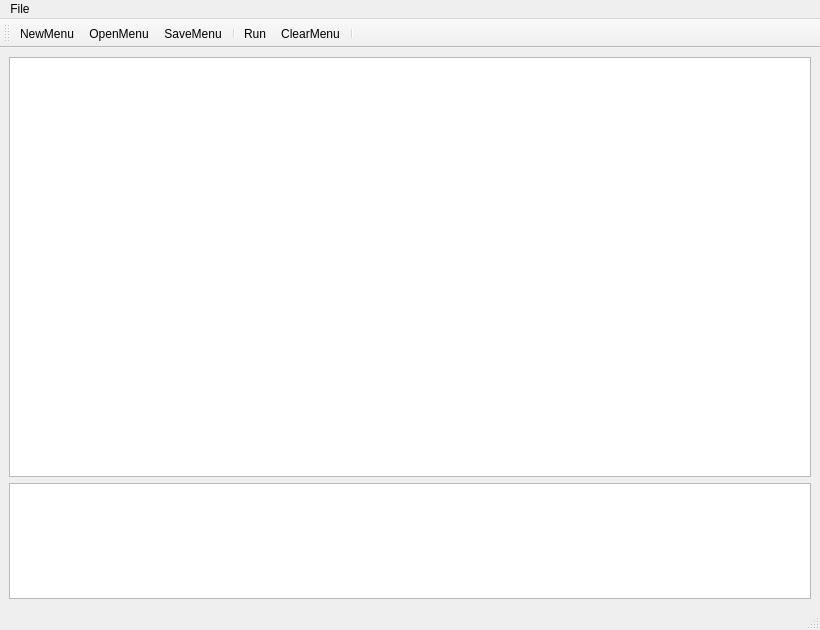
Qt form mainwindow.ui (NetworkShark/StormworksLuaEditor) before a commit.
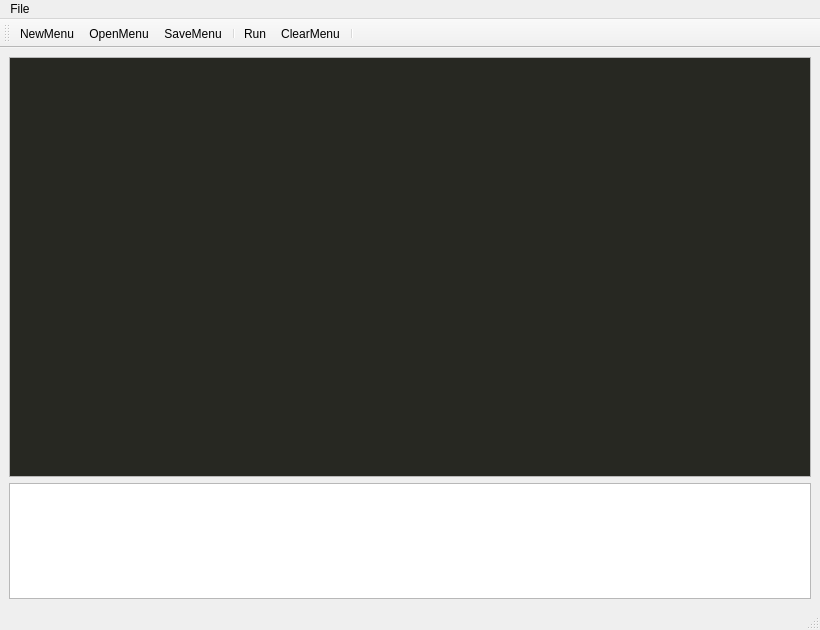
The same form after that commit. Icons and pictures are not drawn.

Commit message: Versione 0.1.1 - aggiunta la colorazione delle parole chiave lua std

Diff of the .ui file:
```diff
--- a/mainwindow.ui
+++ b/mainwindow.ui
@@ -23,6 +23,100 @@
         <height>420</height>
        </size>
       </property>
+      <property name="palette">
+       <palette>
+        <active>
+         <colorrole role="Text">
+          <brush brushstyle="SolidPattern">
+           <color alpha="255">
+            <red>248</red>
+            <green>248</green>
+            <blue>242</blue>
+           </color>
+          </brush>
+         </colorrole>
+         <colorrole role="Base">
+          <brush brushstyle="SolidPattern">
+           <color alpha="255">
+            <red>39</red>
+            <green>40</green>
+            <blue>34</blue>
+           </color>
+          </brush>
+         </colorrole>
+         <colorrole role="PlaceholderText">
+          <brush brushstyle="SolidPattern">
+           <color alpha="128">
+            <red>248</red>
+            <green>248</green>
+            <blue>242</blue>
+           </color>
+          </brush>
+         </colorrole>
+        </active>
+        <inactive>
+         <colorrole role="Text">
+          <brush brushstyle="SolidPattern">
+           <color alpha="255">
+            <red>248</red>
+            <green>248</green>
+            <blue>242</blue>
+           </color>
+          </brush>
+         </colorrole>
+         <colorrole role="Base">
+          <brush brushstyle="SolidPattern">
+           <color alpha="255">
+            <red>39</red>
+            <green>40</green>
+            <blue>34</blue>
+           </color>
+          </brush>
+         </colorrole>
+         <colorrole role="PlaceholderText">
+          <brush brushstyle="SolidPattern">
+           <color alpha="128">
+            <red>248</red>
+            <green>248</green>
+            <blue>242</blue>
+           </color>
+          </brush>
+         </colorrole>
+        </inactive>
+        <disabled>
+         <colorrole role="Text">
+          <brush brushstyle="SolidPattern">
+           <color alpha="255">
+            <red>120</red>
+            <green>120</green>
+            <blue>120</blue>
+           </color>
+          </brush>
+         </colorrole>
+         <colorrole role="Base">
+          <brush brushstyle="SolidPattern">
+           <color alpha="255">
+            <red>240</red>
+            <green>240</green>
+            <blue>240</blue>
+           </color>
+          </brush>
+         </colorrole>
+         <colorrole role="PlaceholderText">
+          <brush brushstyle="SolidPattern">
+           <color alpha="128">
+            <red>0</red>
+            <green>0</green>
+            <blue>0</blue>
+           </color>
+          </brush>
+         </colorrole>
+        </disabled>
+       </palette>
+      </property>
+      <property name="autoFillBackground">
+       <bool>false</bool>
+      </property>
      </widget>
     </item>
     <item row="1" column="0">
```
The commit also changes 2 other files.
